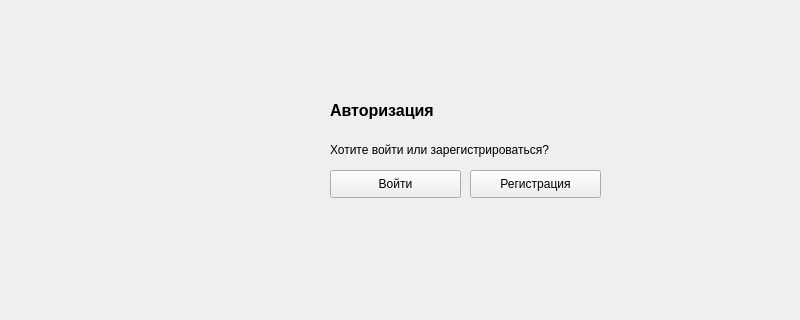
First picture: the form in Design/authorization.ui, repository BorislavTimoshin/Task_Completion_Diary, before the edit; both pictures show x 0 to 800 and y 0 to 320 of the 800 by 600 pixel window.
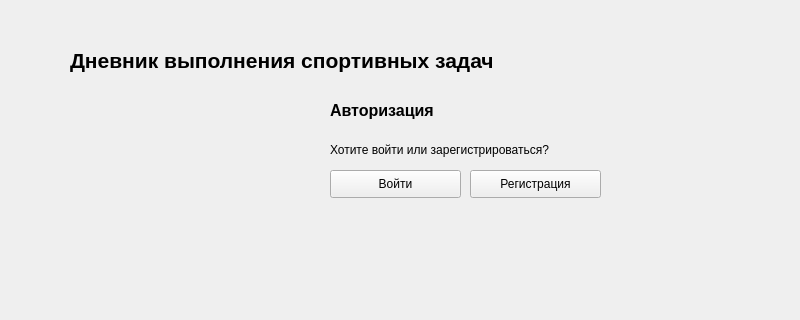
Second picture: the form after the edit.

```diff
--- a/Design/authorization.ui
+++ b/Design/authorization.ui
@@ -66,6 +66,19 @@
      <string>Регистрация</string>
     </property>
    </widget>
+   <widget class="QLabel" name="label">
+    <property name="geometry">
+     <rect>
+      <x>70</x>
+      <y>40</y>
+      <width>581</width>
+      <height>41</height>
+     </rect>
+    </property>
+    <property name="text">
+     <string>&lt;html&gt;&lt;head/&gt;&lt;body&gt;&lt;p&gt;&lt;span style=&quot; font-size:16pt; font-weight:600;&quot;&gt;Дневник выполнения спортивных задач&lt;/span&gt;&lt;/p&gt;&lt;/body&gt;&lt;/html&gt;</string>
+    </property>
+   </widget>
   </widget>
   <widget class="QMenuBar" name="menubar">
    <property name="geometry">
```
